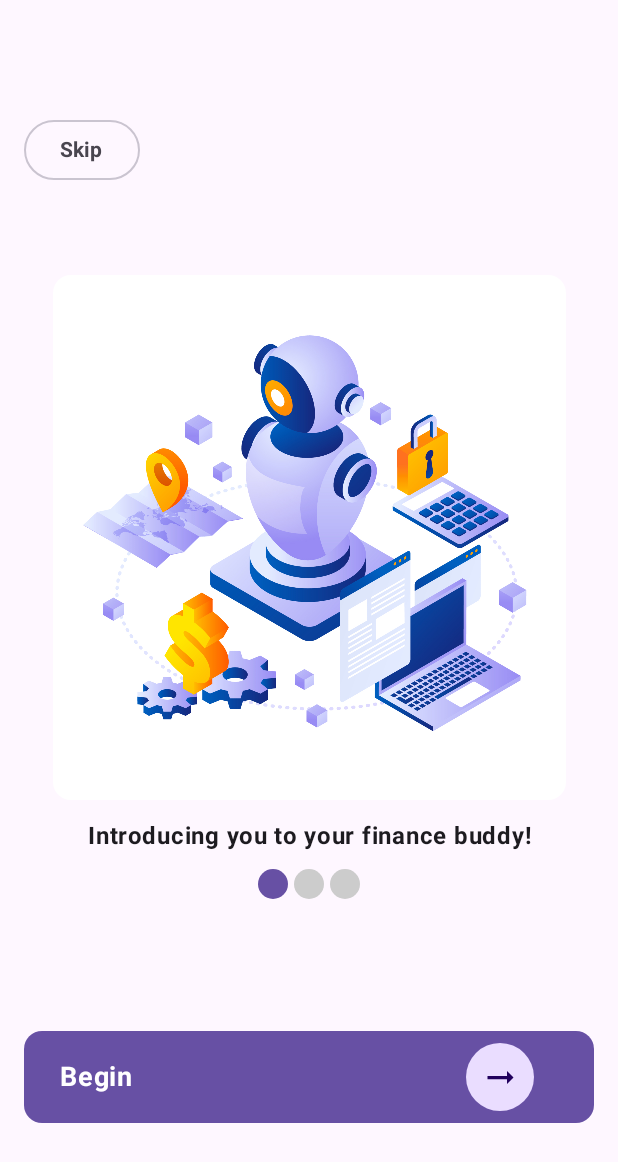
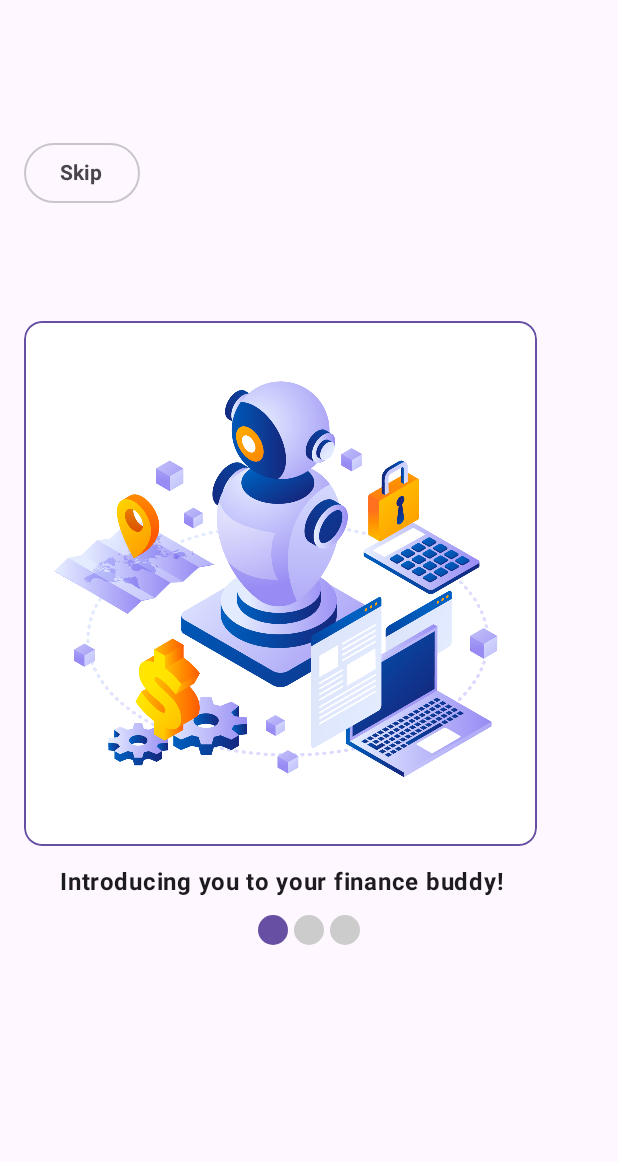
Before and after one commit to hngx-org/financial-planner-ai-app, an Android app built with Jetpack Compose: the screen it shows after launch (MainActivity), on a phone screen of 412 x 824 dp. Shown: the top 1162 px of the screen. Run offline under Robolectric (Android 15) with nearby library versions, the phone set to English and light mode, and no system bars; our stand-ins replace Dagger/Hilt's generated code.

Commit message:
Onboarding design improvements.

```diff
--- a/app/src/main/java/com/example/financial_planner_ai_app/presentation/onboarding/OnboardingScreen.kt
+++ b/app/src/main/java/com/example/financial_planner_ai_app/presentation/onboarding/OnboardingScreen.kt
@@ -1,5 +1,6 @@
 package com.example.financial_planner_ai_app.presentation.onboarding
 
+import androidx.compose.animation.AnimatedVisibility
 import androidx.compose.foundation.ExperimentalFoundationApi
 import androidx.compose.foundation.background
 import androidx.compose.foundation.layout.Arrangement
@@ -27,7 +28,6 @@ import androidx.compose.ui.draw.clip
 import androidx.compose.ui.graphics.Color
 import androidx.compose.ui.text.font.FontWeight
 import androidx.compose.ui.tooling.preview.Preview
-import androidx.compose.ui.tooling.preview.PreviewParameter
 import androidx.compose.ui.unit.dp
 import androidx.navigation.NavController
 import androidx.navigation.compose.rememberNavController
@@ -44,7 +44,7 @@ fun OnboardingScreen() {
 @OptIn(ExperimentalFoundationApi::class)
 @Composable
 fun OnboardingScreenContent(
-    navController:NavController
+    navController: NavController
 ) {
 
     val pageCount = 3
@@ -58,10 +58,13 @@ fun OnboardingScreenContent(
     ) {
 
         item {
-            OutlinedButton(
-                onClick = {navController.navigate("login")},
-                modifier = Modifier.padding(start = 16.dp)) {
-                Text(text = "Skip", fontWeight = FontWeight.Bold)
+            AnimatedVisibility(visible = pagerState.currentPage == 0) {
+                OutlinedButton(
+                    onClick = { navController.navigate("login") },
+                    modifier = Modifier.padding(start = 16.dp)
+                ) {
+                    Text(text = "Skip", fontWeight = FontWeight.Bold)
+                }
             }
         }
 
@@ -80,20 +83,24 @@ fun OnboardingScreenContent(
                         0 -> {
                             Page(
                                 imageId = R.drawable.finance_ai,
-                                description = "Introducing you to your finance buddy!")
+                                description = "Introducing you to your finance buddy!"
+                            )
                         }
 
                         1 -> {
-                            Page( imageId = R.drawable.financial_analysis,
-                                description = "Let's dive into financial planning together.")
+                            Page(
+                                imageId = R.drawable.financial_analysis,
+                                description = "Let's dive into financial planning together."
+                            )
                         }
 
                         2 -> {
-                            Page(imageId = R.drawable.financial_chart,
-                                description = "Use AI to generate instant insights, future predictions & actionable tips.")
+                            Page(
+                                imageId = R.drawable.financial_chart,
+                                description = "Use AI to generate instant insights, future predictions & actionable tips."
+                            )
                         }
                     }
-
                 }
 
                 Row(
@@ -119,10 +126,12 @@ fun OnboardingScreenContent(
             }
         }
         item {
-            OnBoardingButton(
-                onClick = {navController.navigate("login")},
-                modifier = Modifier.padding(horizontal = 16.dp)
-            )
+            AnimatedVisibility(visible = pagerState.currentPage == 2) {
+                OnBoardingButton(
+                    onClick = { navController.navigate("login") },
+                    modifier = Modifier.padding(horizontal = 16.dp)
+                )
+            }
         }
 
     }
--- a/app/src/main/java/com/example/financial_planner_ai_app/presentation/onboarding/components/OnboardingButton.kt
+++ b/app/src/main/java/com/example/financial_planner_ai_app/presentation/onboarding/components/OnboardingButton.kt
@@ -1,6 +1,7 @@
 package com.example.financial_planner_ai_app.presentation.onboarding.components
 
 import androidx.compose.foundation.background
+import androidx.compose.foundation.border
 import androidx.compose.foundation.clickable
 import androidx.compose.foundation.layout.Arrangement
 import androidx.compose.foundation.layout.Box
@@ -19,6 +20,7 @@ import androidx.compose.runtime.Composable
 import androidx.compose.ui.Alignment
 import androidx.compose.ui.Modifier
 import androidx.compose.ui.draw.clip
+import androidx.compose.ui.graphics.Color
 import androidx.compose.ui.text.font.FontWeight
 import androidx.compose.ui.tooling.preview.Preview
 import androidx.compose.ui.unit.dp
@@ -47,22 +49,23 @@ fun OnBoardingButton(
             Text(
                 text = "Begin", fontWeight = FontWeight.Bold,
                 modifier = Modifier.padding(start = 16.dp),
-                fontSize = 18.sp,
+                fontSize = 16.sp,
                 color = MaterialTheme.colorScheme.onPrimary
             )
             Box(
                 modifier = Modifier
-                    .padding(end = 32.dp)
+                    .padding(end = 16.dp)
                     .clip(CircleShape)
-                    .background(MaterialTheme.colorScheme.primaryContainer)
-                    .size(45.dp),
+                    .background(Color.LightGray)
+                    .border(1.dp, MaterialTheme.colorScheme.onPrimary, CircleShape)
+                    .size(40.dp),
                 contentAlignment = Alignment.Center
             ) {
                 Icon(
                     imageVector = Icons.Outlined.ArrowRightAlt,
                     contentDescription = null,
-                    modifier = Modifier.size(26.dp),
-                    tint = MaterialTheme.colorScheme.onPrimaryContainer
+                    modifier = Modifier.size(24.dp),
+                    tint = MaterialTheme.colorScheme.primary
                 )
             }
         }
--- a/app/src/main/java/com/example/financial_planner_ai_app/presentation/onboarding/components/PagerItem.kt
+++ b/app/src/main/java/com/example/financial_planner_ai_app/presentation/onboarding/components/PagerItem.kt
@@ -1,6 +1,7 @@
 package com.example.financial_planner_ai_app.presentation.onboarding.components
 
 import androidx.compose.foundation.Image
+import androidx.compose.foundation.border
 import androidx.compose.foundation.layout.Arrangement
 import androidx.compose.foundation.layout.Box
 import androidx.compose.foundation.layout.Column
@@ -29,7 +30,7 @@ fun Page(
     modifier: Modifier = Modifier
 ) {
     Column(
-        modifier = modifier.fillMaxWidth(),
+        modifier = modifier,
         horizontalAlignment = Alignment.CenterHorizontally,
         verticalArrangement = Arrangement.spacedBy(12.dp)
     ) {
@@ -38,6 +39,7 @@ fun Page(
                 .fillMaxWidth(0.9f)
                 .height(350.dp)
                 .clip(MaterialTheme.shapes.medium)
+                .border(1.dp, MaterialTheme.colorScheme.primary, MaterialTheme.shapes.medium)
         ) {
             Image(
                 painter = painterResource(id = imageId),
```
